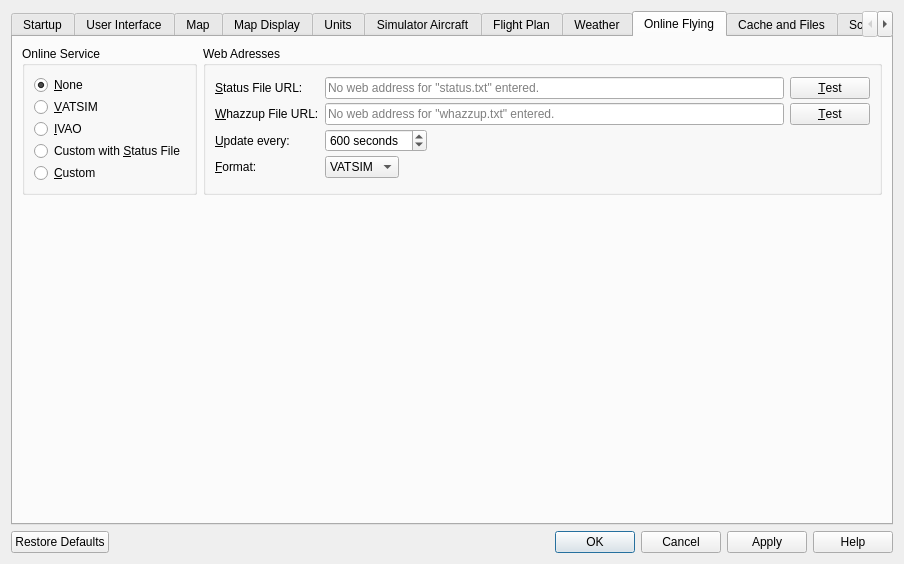
This is src/options/options.ui in albar965/littlenavmap as Qt 5 draws it before an edit. The edited form follows.
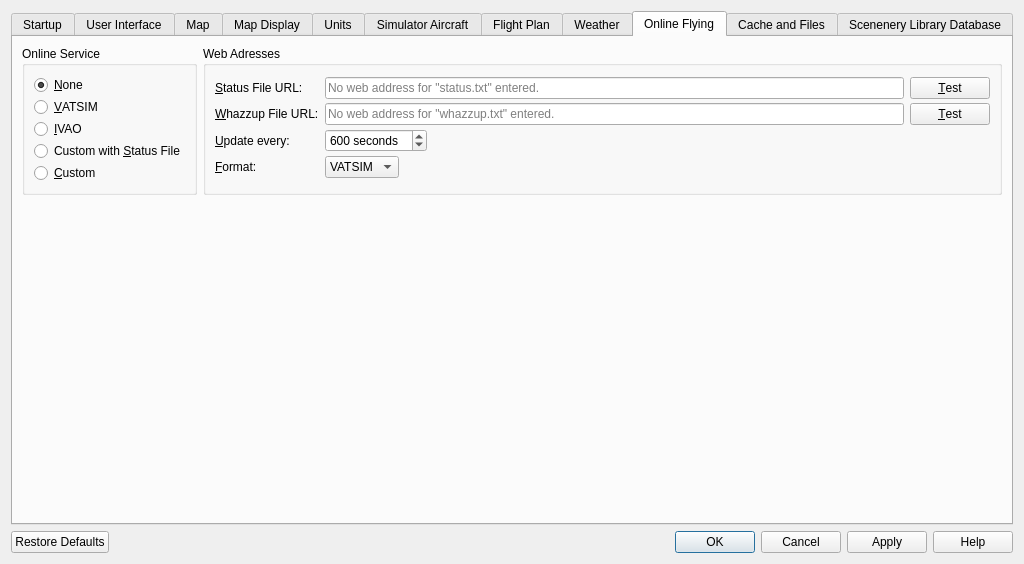
This is the edited form. The open tabs and pages were chosen to show the change.

What changed in the file:
```diff
--- a/src/options/options.ui
+++ b/src/options/options.ui
@@ -6,7 +6,7 @@
    <rect>
     <x>0</x>
     <y>0</y>
-    <width>904</width>
+    <width>1024</width>
     <height>564</height>
    </rect>
   </property>
```
Left out of the diff: 6 changed lines with no effect on the pictures.
